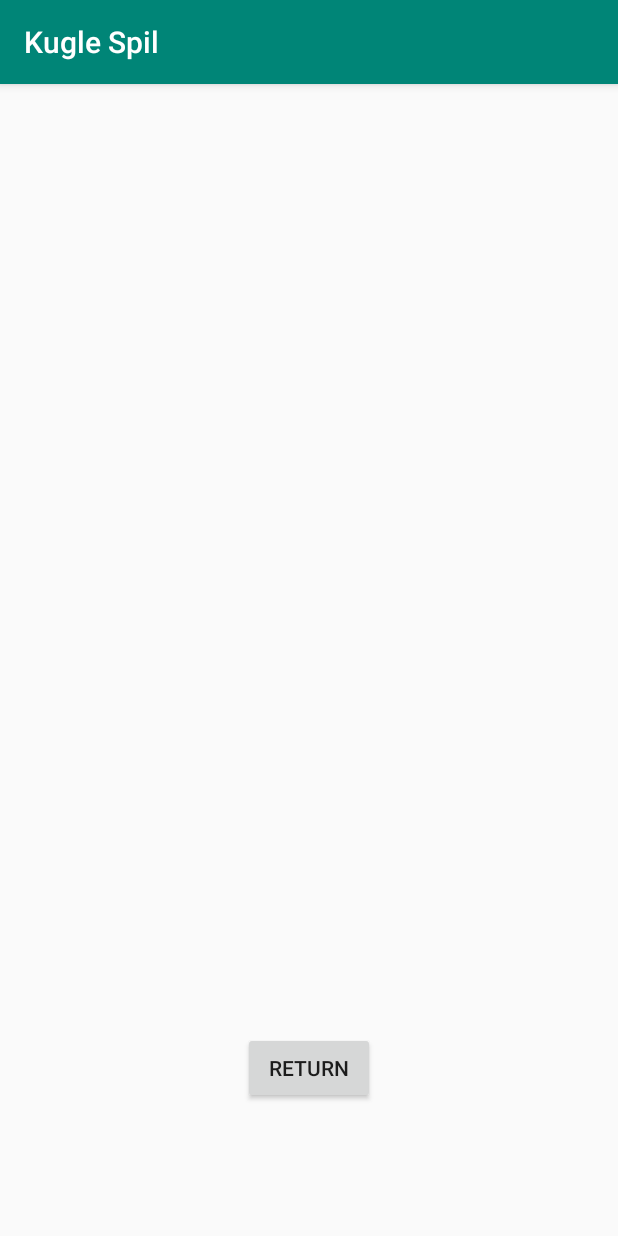
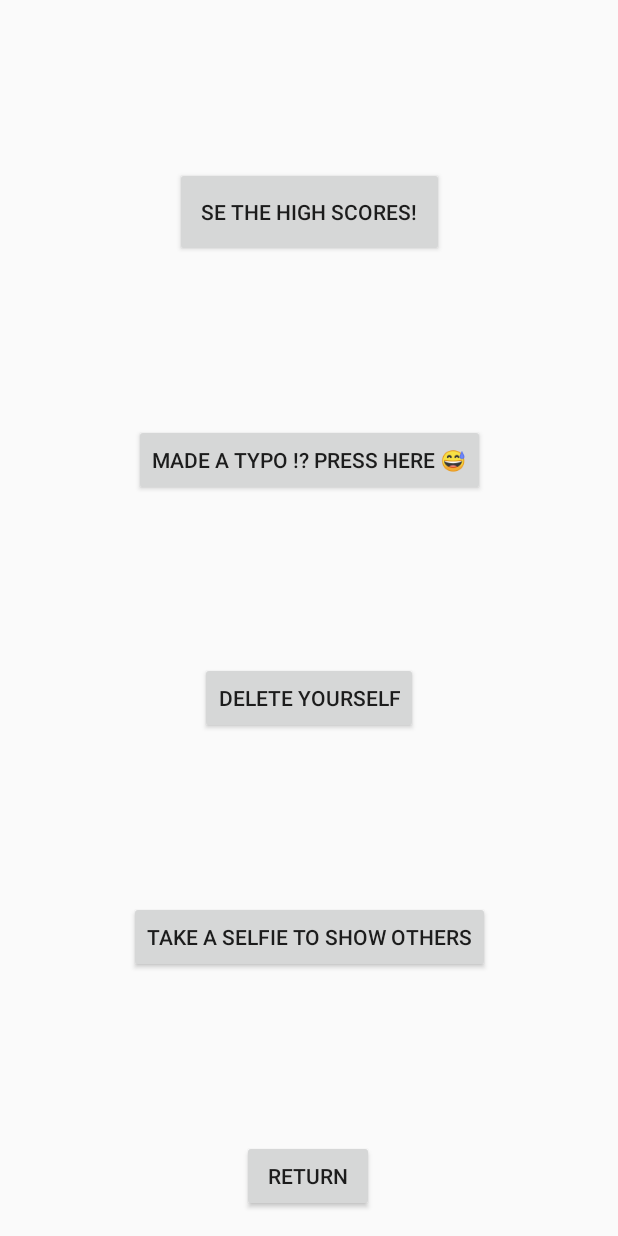
Before and after one commit to Shuhab-Siddigi/AndriodGame, an Android app: the HighScore screen opened directly, with no data from a screen before it, on a phone screen of 412 x 824 dp. Run offline under Robolectric (Android 15) with nearby library versions, the phone set to English and light mode, and no system bars.

Commit message:
Added Camera Feature ( Front wont work)

```diff
--- a/app/src/main/java/dk/dtu/mitprojektarkiv/HighScore.java
+++ b/app/src/main/java/dk/dtu/mitprojektarkiv/HighScore.java
@@ -1,43 +1,87 @@
 package dk.dtu.mitprojektarkiv;
 
-import androidx.appcompat.app.AppCompatActivity;
-
+import android.app.Activity;
 import android.content.Intent;
+import android.graphics.Bitmap;
 import android.os.Bundle;
+import android.provider.MediaStore;
+import android.util.Log;
 import android.view.View;
 import android.widget.Button;
+import android.widget.ImageView;
 
-public class HighScore extends AppCompatActivity implements View.OnClickListener {
+public class HighScore extends Activity implements View.OnClickListener {
 
-    // Forskellige instanser
-    Button homePage;
+    // Log
+    private static final String TAG = "High score";
+    // Button Properties
+    Button homePageBtn, highscoreBtn, selfieBtn, removeBtn, editBtn;
+
+    // SQlite Database
+    SqlLiteDataBase sqlLiteDataBase;
+
+    // For the Camera
+    ImageView imageView;
 
     @Override
     protected void onCreate(Bundle savedInstanceState) {
         super.onCreate(savedInstanceState);
         setContentView(R.layout.activity_high_score);
 
+        // Creating new instance of database;
+        sqlLiteDataBase = new SqlLiteDataBase(this);
+
+        // Camera
+
         // Knapper
-
-        homePage = (Button) findViewById(R.id.homePage);
+        homePageBtn = (Button) findViewById(R.id.homePage);
+        highscoreBtn = (Button) findViewById(R.id.seHighscoresBtn);
+        selfieBtn = (Button) findViewById(R.id.cameraBtn);
+        removeBtn = (Button) findViewById(R.id.deletePlayerBtn);
+        editBtn = (Button) findViewById(R.id.mistakeBtn);
 
         // Knap Lytter
+        homePageBtn.setOnClickListener(this);
+        highscoreBtn.setOnClickListener(this);
+        selfieBtn.setOnClickListener(this);
+        removeBtn.setOnClickListener(this);
+        editBtn.setOnClickListener(this);
+    }
 
-        homePage.setOnClickListener(this);
+    @Override
+    public void onClick(View view) {
+        if (view == homePageBtn) {
+            finish();
+        }
+
+        if (view == highscoreBtn) {
+
+        }
+
+        if (view == selfieBtn) {
+            // @wip
+            Intent intent = new Intent(MediaStore.ACTION_IMAGE_CAPTURE);
+            if (view != null) {
+                startActivityForResult(intent, 0);
+            }
+        }
+
+        if (view == removeBtn) {
+
+        }
+
+        if (view == editBtn) {
+
+        } else {
+            Log.e(TAG, "Something went wrong when pressing btn");
+        }
 
     }
 
     @Override
-    public void onClick(View view) {
-
-        if (view == homePage) {
-
-            // Lukker nuværende Activity
-            finish();
-
-        } else {
-            System.out.println("High Score Page activity intent went Wrong");
-        }
-
+    protected void onActivityResult(int requestCode, int resultCode, Intent data) {
+        super.onActivityResult(requestCode, resultCode, data);
+        Bitmap bitmap = (Bitmap) data.getExtras().get("data");
+        imageView.setImageBitmap(bitmap);
     }
 }
--- a/app/src/main/res/layout/activity_high_score.xml
+++ b/app/src/main/res/layout/activity_high_score.xml
@@ -10,9 +10,54 @@
         android:id="@+id/homePage"
         android:layout_width="wrap_content"
         android:layout_height="wrap_content"
-        android:layout_marginBottom="88dp"
+        android:layout_marginBottom="16dp"
         android:text="@string/homePage"
         app:layout_constraintBottom_toBottomOf="parent"
         app:layout_constraintEnd_toEndOf="parent"
+        app:layout_constraintHorizontal_bias="0.498"
         app:layout_constraintStart_toStartOf="parent" />
+
+    <Button
+        android:id="@+id/seHighscoresBtn"
+        android:layout_width="179dp"
+        android:layout_height="60dp"
+        android:text="@string/seHighscore"
+        app:layout_constraintBottom_toTopOf="@+id/mistakeBtn"
+        app:layout_constraintEnd_toEndOf="parent"
+        app:layout_constraintHorizontal_bias="0.5"
+        app:layout_constraintStart_toStartOf="parent"
+        app:layout_constraintTop_toTopOf="parent" />
+
+    <Button
+        android:id="@+id/mistakeBtn"
+        android:layout_width="wrap_content"
+        android:layout_height="wrap_content"
+        android:text="@string/mistake"
+        app:layout_constraintBottom_toTopOf="@+id/deletePlayerBtn"
+        app:layout_constraintEnd_toEndOf="parent"
+        app:layout_constraintHorizontal_bias="0.5"
+        app:layout_constraintStart_toStartOf="parent"
+        app:layout_constraintTop_toBottomOf="@+id/seHighscoresBtn" />
+
+    <Button
+        android:id="@+id/deletePlayerBtn"
+        android:layout_width="wrap_content"
+        android:layout_height="wrap_content"
+        android:text="@string/deletePlayer"
+        app:layout_constraintBottom_toTopOf="@+id/cameraBtn"
+        app:layout_constraintEnd_toEndOf="parent"
+        app:layout_constraintHorizontal_bias="0.5"
+        app:layout_constraintStart_toStartOf="parent"
+        app:layout_constraintTop_toBottomOf="@+id/mistakeBtn" />
+
+    <Button
+        android:id="@+id/cameraBtn"
+        android:layout_width="wrap_content"
+        android:layout_height="wrap_content"
+        android:text="@string/camera"
+        app:layout_constraintBottom_toTopOf="@+id/homePage"
+        app:layout_constraintEnd_toEndOf="parent"
+        app:layout_constraintHorizontal_bias="0.5"
+        app:layout_constraintStart_toStartOf="parent"
+        app:layout_constraintTop_toBottomOf="@+id/deletePlayerBtn" />
 </androidx.constraintlayout.widget.ConstraintLayout>
--- a/app/src/main/res/values/strings.xml
+++ b/app/src/main/res/values/strings.xml
@@ -8,6 +8,11 @@
     <string name="extra">Just Stuff</string>
     <string name="leftBtn">Left Button</string>
     <string name="rightBtn">Right Button</string>
+    <string name="Exit">Return</string>
+    <string name="seHighscore">Se The High scores! </string>
+    <string name="mistake">Made a typo !? press here 😅 </string>
+    <string name="deletePlayer">Delete yourself</string>
+    <string name="camera">Take a selfie to show others</string>
     <string name="loremIpSum">Lorem ipsum dolor sit amet, consectetur adipiscing elit, sed do eiusmod tempor incididunt ut labore et dolore magna aliqua. Phasellus faucibus scelerisque eleifend donec pretium vulputate sapien nec sagittis. Habitant morbi tristique senectus et netus et malesuada fames. Aliquet bibendum enim facilisis gravida neque convallis a cras. Et ligula ullamcorper malesuada proin. Auctor augue mauris augue neque gravida in fermentum et. Neque ornare aenean euismod elementum nisi quis eleifend quam adipiscing. Nisl nunc mi ipsum faucibus. Viverra tellus in hac habitasse platea dictumst. Arcu cursus vitae congue mauris rhoncus aenean vel elit scelerisque. Ultrices gravida dictum fusce ut placerat orci nulla pellentesque dignissim. Eu tincidunt tortor aliquam nulla facilisi cras. Morbi leo urna molestie at elementum eu facilisis sed.
 Varius morbi enim nunc faucibus. Montes nascetur ridiculus mus mauris vitae ultricies. Nulla at volutpat diam ut venenatis. Eget egestas purus viverra accumsan in nisl nisi. Eu tincidunt tortor aliquam nulla facilisi cras. Platea dictumst vestibulum rhoncus est pellentesque elit. Purus semper eget duis at tellus at. Quis viverra nibh cras pulvinar mattis nunc sed blandit libero. Maecenas sed enim ut sem viverra aliquet eget. Aenean vel elit scelerisque mauris pellentesque pulvinar pellentesque habitant. Netus et malesuada fames ac. Dolor sit amet consectetur adipiscing elit. Amet justo donec enim diam vulputate ut pharetra. Iaculis urna id volutpat lacus. Pellentesque eu tincidunt tortor aliquam nulla facilisi cras. Malesuada bibendum arcu vitae elementum curabitur vitae. Porta lorem mollis aliquam ut porttitor leo a diam sollicitudin. Ac orci phasellus egestas tellus rutrum.
     </string>
```
Also changed, not shown: app/src/main/java/dk/dtu/mitprojektarkiv/Credits.java (+10 -9 lines), app/src/main/java/dk/dtu/mitprojektarkiv/SqlLiteDataBase.java (added, +88 -0 lines), app/src/main/res/layout/activity_credits.xml (+35 -5 lines).
